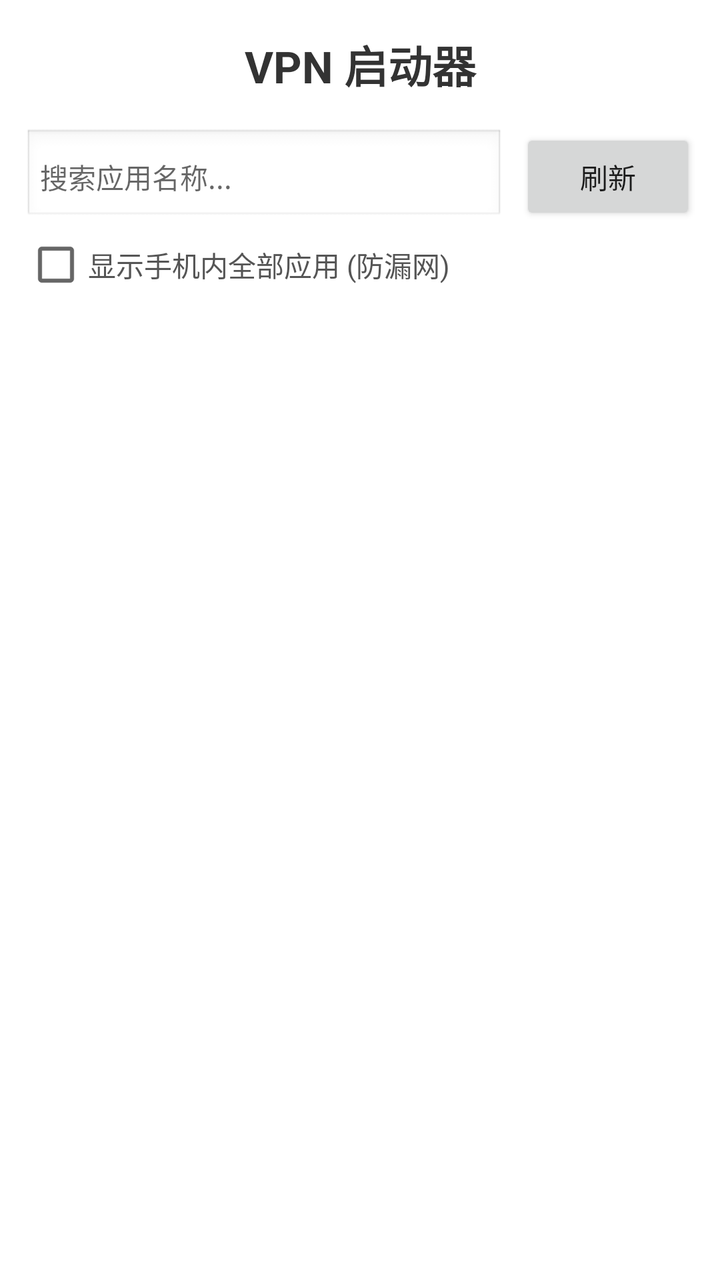
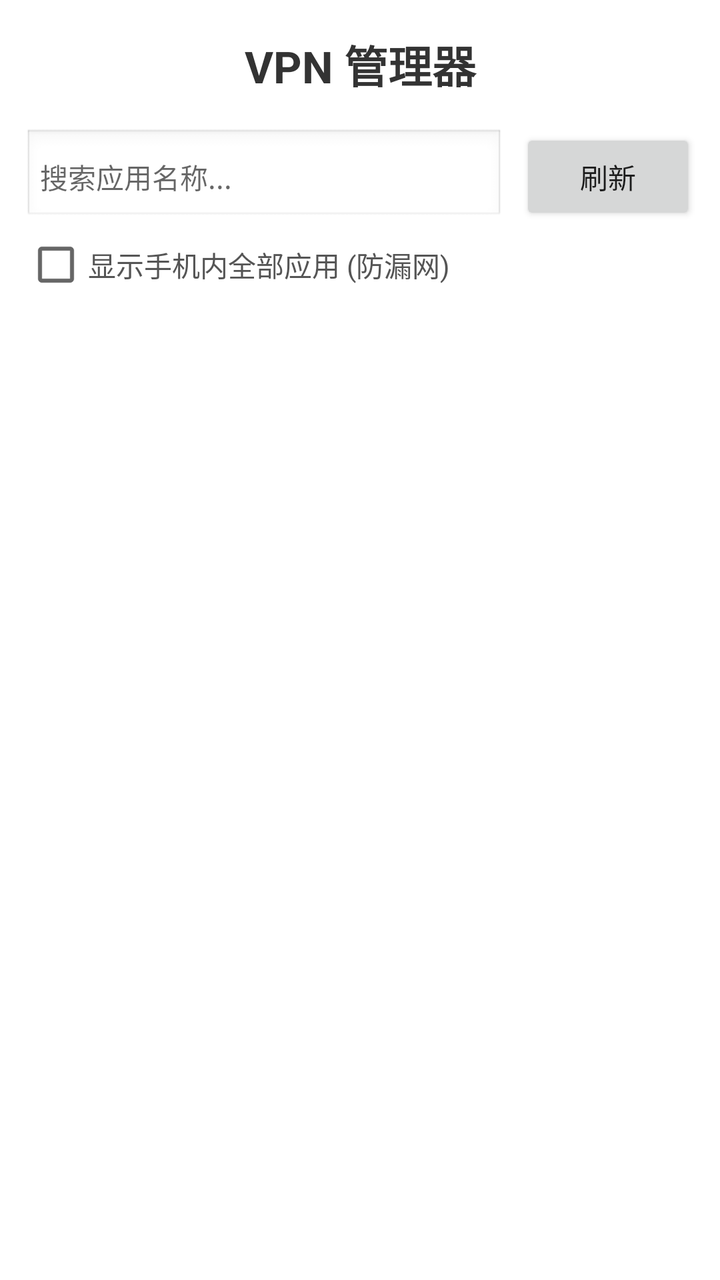

Screens rendered from an Android XML layout before and after an edit, with the pre-edit source and the edit as a unified diff.
<!-- AndroidManifest.xml: application theme android:Theme.Material.Light.NoActionBar -->
<!-- res/layout/activity_main.xml -->
<?xml version="1.0" encoding="utf-8"?>
<LinearLayout xmlns:android="http://schemas.android.com/apk/res/android"
    android:layout_width="match_parent"
    android:layout_height="match_parent"
    android:orientation="vertical"
    android:background="#FFFFFF">

    
    <TextView
        android:layout_width="match_parent"
        android:layout_height="wrap_content"
        android:text="VPN 启动器"
        android:textSize="22sp"
        android:textStyle="bold"
        android:textColor="#333333"
        android:gravity="center"
        android:paddingTop="16dp"
        android:paddingBottom="8dp" />

    
    <LinearLayout
        android:layout_width="match_parent"
        android:layout_height="wrap_content"
        android:orientation="horizontal"
        android:paddingStart="12dp"
        android:paddingEnd="12dp"
        android:paddingTop="8dp"
        android:gravity="center_vertical">

        <EditText
            android:id="@+id/search_box"
            android:layout_width="0dp"
            android:layout_height="wrap_content"
            android:layout_weight="1"
            android:hint="搜索应用名称..."
            android:textSize="14sp"
            android:background="@android:drawable/edit_text"
            android:padding="8dp"
            android:singleLine="true" />

        <Button
            android:id="@+id/refresh"
            android:layout_width="wrap_content"
            android:layout_height="wrap_content"
            android:layout_marginStart="8dp"
            android:text="刷新"
            android:textSize="14sp" />
    </LinearLayout>

    
    <CheckBox
        android:id="@+id/show_all_checkbox"
        android:layout_width="wrap_content"
        android:layout_height="wrap_content"
        android:layout_marginStart="12dp"
        android:layout_marginTop="4dp"
        android:text="显示手机内全部应用 (防漏网)"
        android:textSize="14sp"
        android:textColor="#555555" />

    <ListView
        android:id="@+id/list"
        android:layout_width="match_parent"
        android:layout_height="0dp"
        android:layout_weight="1"
        android:divider="@null"
        android:dividerHeight="0dp" />

</LinearLayout>
<!-- resources referenced by this layout -->
<resources>

</resources>

<!-- the commit's change to res/layout/activity_main.xml (unified diff, before → after) -->
@@ -9,7 +9,7 @@
     <TextView
         android:layout_width="match_parent"
         android:layout_height="wrap_content"
-        android:text="VPN 启动器"
+        android:text="VPN 管理器"
         android:textSize="22sp"
         android:textStyle="bold"
         android:textColor="#333333"
